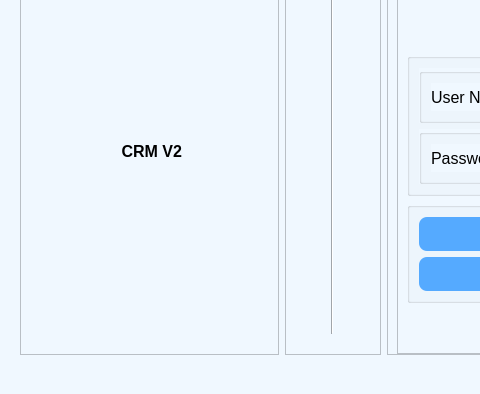
Above: login.ui from mithat720/Python-Module-Week7 before the change; both pictures show x 0 to 480 and y 206 to 600 of the 800 by 600 pixel window. Below: the same form after it.
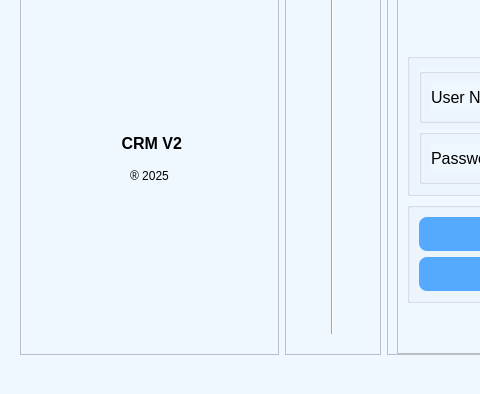
That is the form after the change. Icons and pictures are not drawn.

```diff
--- a/login.ui
+++ b/login.ui
@@ -62,7 +62,7 @@
        <property name="frameShadow">
         <enum>QFrame::Raised</enum>
        </property>
-       <layout class="QVBoxLayout" name="verticalLayout_3" stretch="15,5,20">
+       <layout class="QVBoxLayout" name="verticalLayout_3" stretch="15,5,0,20">
         <property name="spacing">
          <number>6</number>
         </property>
@@ -108,6 +108,13 @@
           </property>
          </widget>
         </item>
+        <item alignment="Qt::AlignHCenter">
+         <widget class="QLabel" name="label_2">
+          <property name="text">
+           <string>® 2025</string>
+          </property>
+         </widget>
+        </item>
         <item>
          <spacer name="verticalSpacer">
           <property name="orientation">
```
